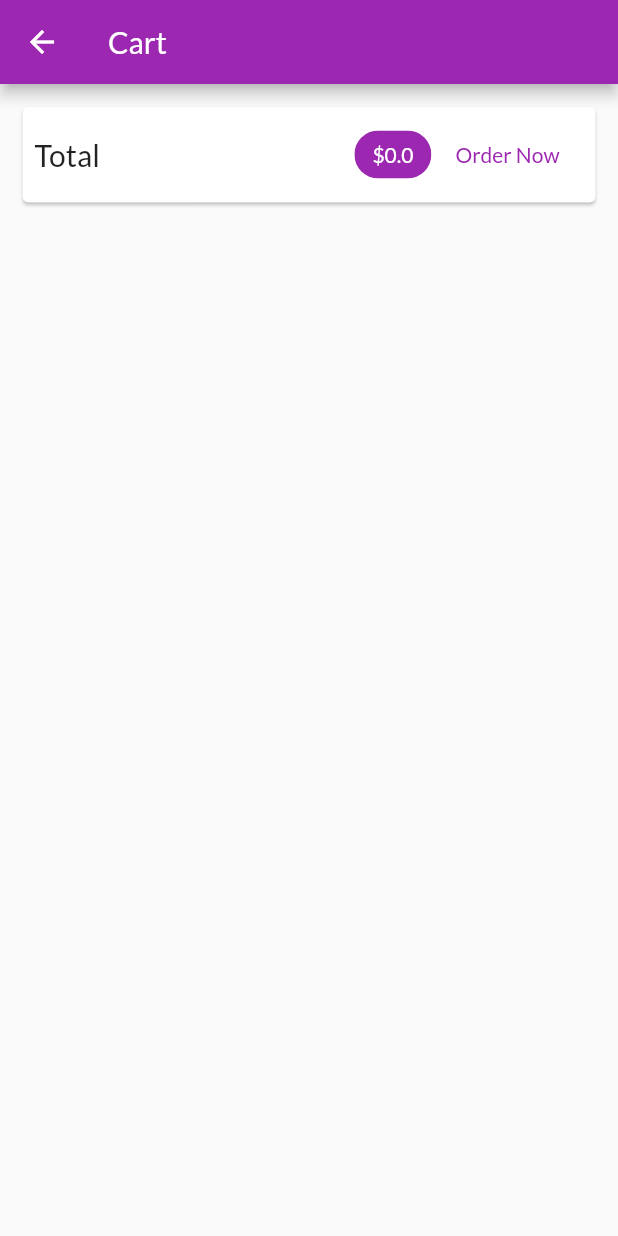
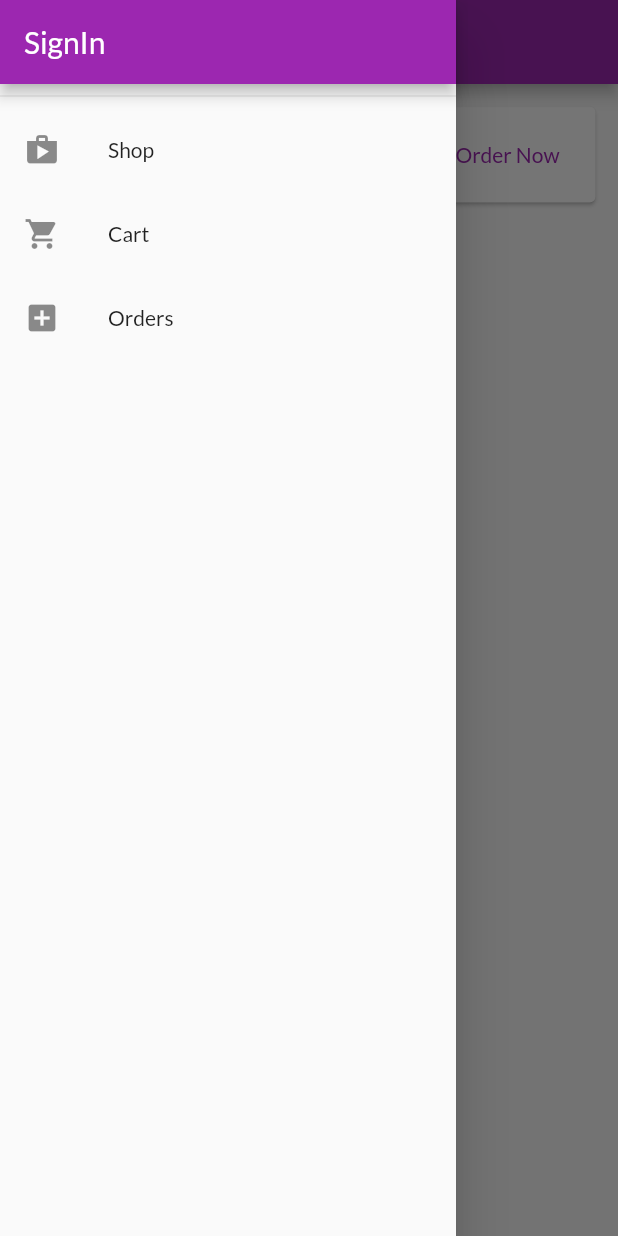
Before and after one commit to Vortex1806/ShoppingApp-flutter, a Flutter app: the CartScreen screen opened by its route, with the side drawer open (before the commit the screen has no drawer), on a phone screen of 412 x 824 dp. Run offline on Flutter 3.47's test engine with Material 2 defaults, Android fonts, the phone set to English and light mode, and no system bars; network calls fail.

Commit message:
orders connected and added

```diff
--- a/lib/main.dart
+++ b/lib/main.dart
@@ -1,4 +1,5 @@
 import 'package:flutter/material.dart';
+import 'package:flutter_complete_guide/screens/orders_screen.dart';
 import 'package:provider/provider.dart';
 
 import '../providers/cart.dart';
@@ -33,6 +34,7 @@ class MyApp extends StatelessWidget {
           routes: {
             ProductDetail.routeName: (context) => ProductDetail(),
             CartScreen.routeName: (context) => CartScreen(),
+            OrdersScreen.routeName:(context) => OrdersScreen(),
           },
         ));
   }
--- a/lib/providers/Product.dart
+++ b/lib/providers/Product.dart
@@ -14,7 +14,7 @@ class Product with ChangeNotifier {
     @required this.description,
     @required this.price,
     @required this.imageUrl,
-    this.isFavorite = false,
+    this.isFavorite,
   });
 
   void toggleFavorite() {
--- a/lib/screens/cart_screen.dart
+++ b/lib/screens/cart_screen.dart
@@ -1,5 +1,6 @@
 import 'package:flutter/material.dart';
 import 'package:flutter_complete_guide/providers/orders.dart';
+import 'package:flutter_complete_guide/widgets/app_drawer.dart';
 import 'package:provider/provider.dart';
 
 import '../providers/cart.dart' show Cart;
@@ -18,6 +19,7 @@ class CartScreen extends StatelessWidget {
         title: Text('Cart'),
         backgroundColor: Theme.of(context).primaryColor,
       ),
+      drawer: AppDrawer(),
       body: Column(
         children: [
           Card(
--- a/lib/screens/orders_screen.dart
+++ b/lib/screens/orders_screen.dart
@@ -1,19 +1,23 @@
 import 'package:flutter/material.dart';
+import 'package:flutter_complete_guide/widgets/app_drawer.dart';
 import 'package:provider/provider.dart';
 
 import '../providers/orders.dart' show Order;
 import '../widgets/orderItem.dart';
 
 class OrdersScreen extends StatelessWidget {
+  static const routeName = '/orders_page';
+
   @override
   Widget build(BuildContext context) {
     final orderData = Provider.of<Order>(context);
     return Scaffold(
       appBar: AppBar(title: Text('Your Orders')),
+      drawer: AppDrawer(),
       body: ListView.builder(
         itemCount: orderData.orders.length,
-        itemBuilder: (ctx,i) => OrderItem(orderData.orders[i]),
-        ),
+        itemBuilder: (ctx, i) => OrderItem(orderData.orders[i]),
+      ),
     );
   }
 }
--- a/lib/screens/products_overview_screen.dart
+++ b/lib/screens/products_overview_screen.dart
@@ -1,6 +1,7 @@
 import 'package:flutter/material.dart';
 import 'package:flutter_complete_guide/providers/cart.dart';
 import 'package:flutter_complete_guide/screens/cart_screen.dart';
+import 'package:flutter_complete_guide/widgets/app_drawer.dart';
 import 'package:provider/provider.dart';
 // import 'package:flutter_complete_guide/providers/products_provider.dart';
 // import 'package:provider/provider.dart';
@@ -64,6 +65,7 @@ class _ProductsScreenState extends State<ProductsScreen> {
           )
         ],
       ),
+      drawer: AppDrawer(),
       body: ProductsGrid(_showonlyFavorites),
     );
   }
--- /dev/null
+++ b/lib/widgets/app_drawer.dart
@@ -0,0 +1,44 @@
+import 'package:flutter/material.dart';
+import 'package:flutter_complete_guide/screens/cart_screen.dart';
+import 'package:flutter_complete_guide/screens/orders_screen.dart';
+
+class AppDrawer extends StatelessWidget {
+  const AppDrawer({Key key}) : super(key: key);
+
+  @override
+  Widget build(BuildContext context) {
+    return Drawer(
+      child: Column(
+        children: [
+          AppBar(
+            title: Text('SignIn'),
+            backgroundColor: Theme.of(context).primaryColor,
+            automaticallyImplyLeading: false,
+            //no backbutton
+          ),
+          Divider(),
+          ListTile(
+              leading: Icon(Icons.shop),
+              title: Text('Shop'),
+              onTap: () {
+                Navigator.of(context).pushReplacementNamed('/');
+              }),
+          ListTile(
+              leading: Icon(Icons.shopping_cart),
+              title: Text('Cart'),
+              onTap: () {
+                Navigator.of(context)
+                    .pushReplacementNamed(CartScreen.routeName);
+              }),
+          ListTile(
+              leading: Icon(Icons.add_box),
+              title: Text('Orders'),
+              onTap: () {
+                Navigator.of(context)
+                    .pushReplacementNamed(OrdersScreen.routeName);
+              }),
+        ],
+      ),
+    );
+  }
+}
```
Also changed, not shown: lib/providers/products_provider.dart (+8 -4 lines), lib/widgets/orderItem.dart (+46 -7 lines).
